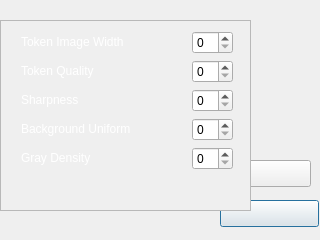
This is dialogsetting.ui in racroi3010/nr-smartface as Qt 5 draws it before an edit. The edited form follows.
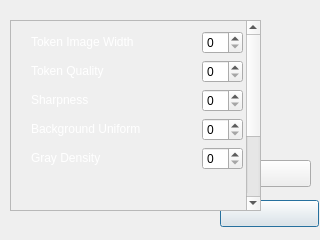
This is the edited form. Icons and pictures are not drawn.

Diff of the .ui file:
```diff
--- a/dialogsetting.ui
+++ b/dialogsetting.ui
@@ -63,12 +63,15 @@
   <widget class="QScrollArea" name="scrollArea">
    <property name="geometry">
     <rect>
-     <x>0</x>
+     <x>10</x>
      <y>20</y>
      <width>251</width>
      <height>191</height>
     </rect>
    </property>
+   <property name="horizontalScrollBarPolicy">
+    <enum>Qt::ScrollBarAlwaysOff</enum>
+   </property>
    <property name="widgetResizable">
     <bool>true</bool>
    </property>
@@ -77,10 +80,16 @@
      <rect>
       <x>0</x>
       <y>0</y>
-      <width>249</width>
-      <height>189</height>
+      <width>300</width>
+      <height>300</height>
      </rect>
     </property>
+    <property name="minimumSize">
+     <size>
+      <width>300</width>
+      <height>300</height>
+     </size>
+    </property>
     <property name="maximumSize">
      <size>
       <width>300</width>
@@ -97,6 +106,9 @@
       </rect>
      </property>
      <layout class="QGridLayout" name="gridLayout" columnstretch="3,0">
+      <property name="sizeConstraint">
+       <enum>QLayout::SetMaximumSize</enum>
+      </property>
       <item row="9" column="0">
        <widget class="QLabel" name="label">
         <property name="text">
```
